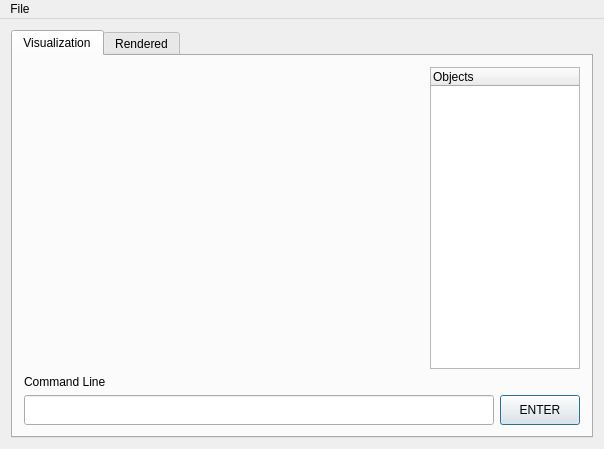
felipemelo23/MModeler, file src/gui/mainwindow.ui: the form before one commit.
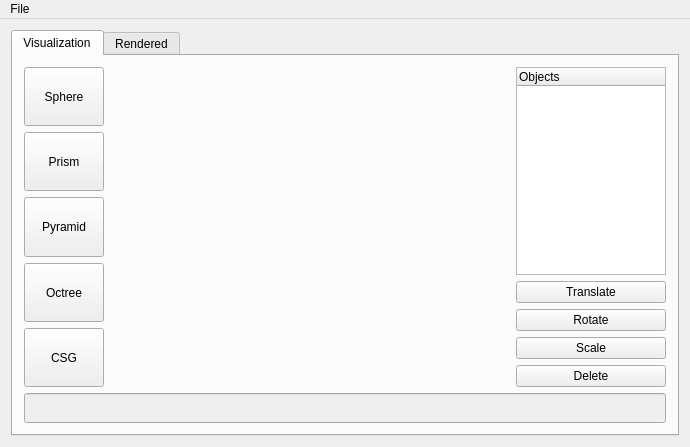
The form after the commit. The open tabs and pages were chosen to show the change. Icons and pictures are not drawn. Custom widgets are drawn as their Qt base class.

Commit message: implementing intersection in prism and pyramid

What changed in the file:
```diff
--- a/src/gui/mainwindow.ui
+++ b/src/gui/mainwindow.ui
@@ -6,8 +6,8 @@
    <rect>
     <x>0</x>
     <y>0</y>
-    <width>598</width>
-    <height>445</height>
+    <width>688</width>
+    <height>447</height>
    </rect>
   </property>
   <property name="windowTitle">
@@ -28,9 +28,78 @@
        <attribute name="title">
         <string>Visualization</string>
        </attribute>
+       <layout class="QVBoxLayout" name="verticalLayout_9">
+        <item>
+         <layout class="QHBoxLayout" name="horizontalLayout">
+          <item>
        <layout class="QVBoxLayout" name="verticalLayout_3">
         <item>
-         <layout class="QHBoxLayout" name="horizontalLayout_4">
+             <widget class="QPushButton" name="insertSphereBtn">
+              <property name="sizePolicy">
+               <sizepolicy hsizetype="Minimum" vsizetype="Expanding">
+                <horstretch>0</horstretch>
+                <verstretch>0</verstretch>
+               </sizepolicy>
+              </property>
+              <property name="text">
+               <string>Sphere</string>
+              </property>
+             </widget>
+            </item>
+            <item>
+             <widget class="QPushButton" name="insertPrismBtn">
+              <property name="sizePolicy">
+               <sizepolicy hsizetype="Minimum" vsizetype="Expanding">
+                <horstretch>0</horstretch>
+                <verstretch>0</verstretch>
+               </sizepolicy>
+              </property>
+              <property name="text">
+               <string>Prism</string>
+              </property>
+             </widget>
+            </item>
+            <item>
+             <widget class="QPushButton" name="insertPyramidBtn">
+              <property name="sizePolicy">
+               <sizepolicy hsizetype="Minimum" vsizetype="Expanding">
+                <horstretch>0</horstretch>
+                <verstretch>0</verstretch>
+               </sizepolicy>
+              </property>
+              <property name="text">
+               <string>Pyramid</string>
+              </property>
+             </widget>
+            </item>
+            <item>
+             <widget class="QPushButton" name="insertOctreeBtn">
+              <property name="sizePolicy">
+               <sizepolicy hsizetype="Minimum" vsizetype="Expanding">
+                <horstretch>0</horstretch>
+                <verstretch>0</verstretch>
+               </sizepolicy>
+              </property>
+              <property name="text">
+               <string>Octree</string>
+              </property>
+             </widget>
+            </item>
+            <item>
+             <widget class="QPushButton" name="insertCSGBtn">
+              <property name="sizePolicy">
+               <sizepolicy hsizetype="Minimum" vsizetype="Expanding">
+                <horstretch>0</horstretch>
+                <verstretch>0</verstretch>
+               </sizepolicy>
+              </property>
+              <property name="text">
+               <string>CSG</string>
+              </property>
+             </widget>
+            </item>
+           </layout>
+          </item>
           <item>
            <widget class="glDisplayWidget" name="display" native="true">
             <property name="sizePolicy">
@@ -50,6 +119,8 @@
             </property>
            </widget>
           </item>
+          <item>
+           <layout class="QVBoxLayout" name="verticalLayout_8">
           <item>
            <widget class="QTreeWidget" name="objectsTree">
             <property name="sizePolicy">
@@ -80,19 +151,49 @@
             </column>
            </widget>
           </item>
-         </layout>
+            <item>
+             <layout class="QVBoxLayout" name="verticalLayout_7">
+              <item>
+               <widget class="QPushButton" name="translBtn">
+                <property name="text">
+                 <string>Translate</string>
+                </property>
+               </widget>
         </item>
         <item>
-         <widget class="QLabel" name="label">
+               <widget class="QPushButton" name="rotBtn">
           <property name="text">
-           <string>Command Line</string>
-          </property>
-         </widget>
+                 <string>Rotate</string>
+                </property>
+               </widget>
+              </item>
+              <item>
+               <widget class="QPushButton" name="sclBtn">
+                <property name="text">
+                 <string>Scale</string>
+                </property>
+               </widget>
+              </item>
+              <item>
+               <widget class="QPushButton" name="delBtn">
+                <property name="text">
+                 <string>Delete</string>
+                </property>
+               </widget>
+              </item>
+             </layout>
+            </item>
+           </layout>
+          </item>
+         </layout>
         </item>
         <item>
          <layout class="QHBoxLayout" name="horizontalLayout_3">
           <item>
            <widget class="QLineEdit" name="cmdFeed">
+            <property name="enabled">
+             <bool>false</bool>
+            </property>
             <property name="minimumSize">
              <size>
               <width>0</width>
@@ -118,31 +219,6 @@
             </property>
            </widget>
           </item>
-          <item>
-           <widget class="QPushButton" name="feedBtn">
-            <property name="minimumSize">
-             <size>
-              <width>0</width>
-              <height>30</height>
-             </size>
-            </property>
-            <property name="text">
-             <string>ENTER</string>
-            </property>
-            <property name="shortcut">
-             <string>Return</string>
-            </property>
-            <property name="autoDefault">
-             <bool>true</bool>
-            </property>
-            <property name="default">
-             <bool>true</bool>
-            </property>
-            <property name="flat">
-             <bool>false</bool>
-            </property>
-           </widget>
-          </item>
          </layout>
         </item>
        </layout>
@@ -176,7 +252,7 @@
     <rect>
      <x>0</x>
      <y>0</y>
-     <width>598</width>
+     <width>688</width>
      <height>19</height>
     </rect>
    </property>
```
Left out of the diff: 3 changed lines with no effect on the pictures. Lines whose indentation alone changed are shown as unchanged. The commit also changes 12 other files.
